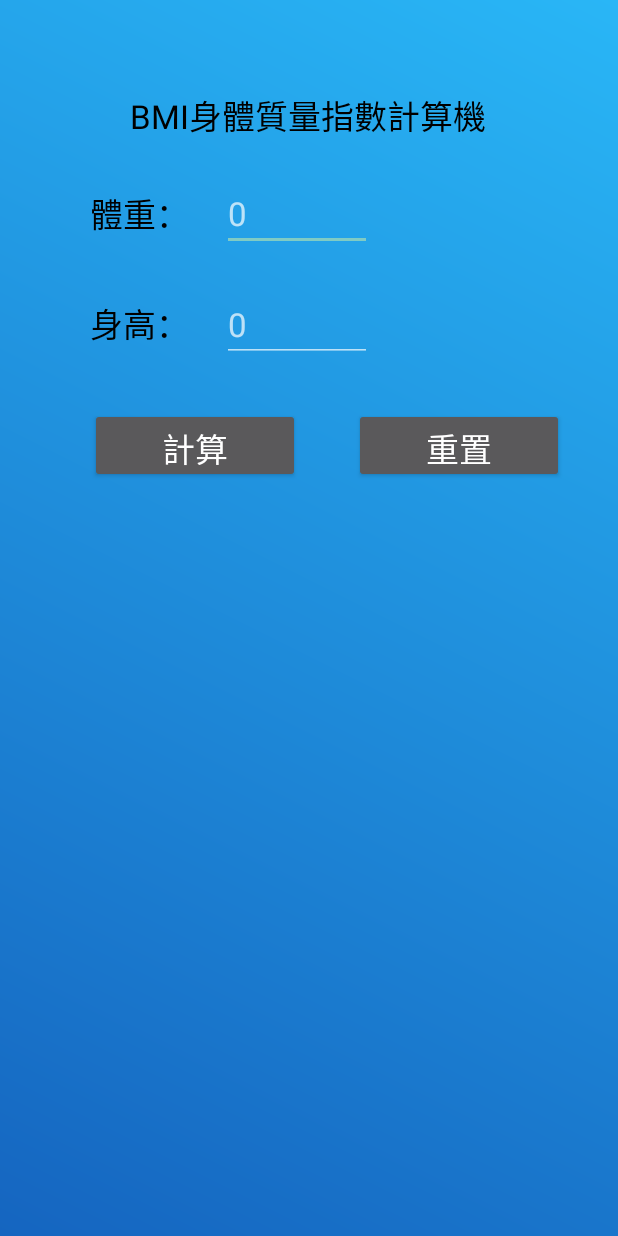
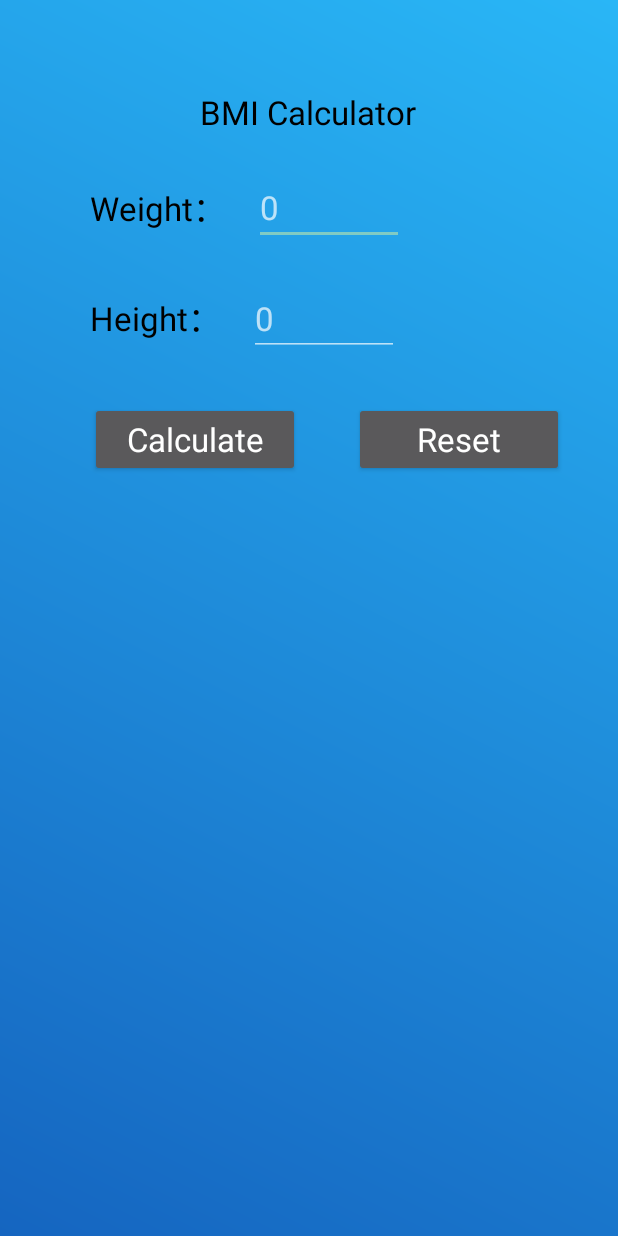
Before and after one commit to KlinJava/Bmi, an Android app built with Jetpack Compose: the layout activity_bmi.xml on its own in the app's theme, with its tools: preview values and no code run, on a phone screen of 412 x 824 dp. Run offline under Robolectric (Android 15) with nearby library versions, the phone set to English and light mode, and no system bars.

Commit message:
Add multi-lang

```diff
--- a/app/src/main/res/layout/activity_bmi.xml
+++ b/app/src/main/res/layout/activity_bmi.xml
@@ -12,7 +12,7 @@
         android:layout_width="wrap_content"
         android:layout_height="wrap_content"
         android:layout_marginTop="60dp"
-        android:text="BMI身體質量指數計算機"
+        android:text="@string/bmi_calculator"
         android:textAppearance="@style/TextAppearance.AppCompat.Large"
         android:textColor="@color/black"
         app:layout_constraintEnd_toEndOf="parent"
@@ -26,7 +26,7 @@
         android:layout_height="wrap_content"
         android:layout_marginStart="60dp"
         android:layout_marginTop="32dp"
-        android:text="體重："
+        android:text="@string/weight_title"
         android:textAppearance="@style/TextAppearance.AppCompat.Large"
         android:textColor="@color/black"
         app:layout_constraintStart_toStartOf="parent"
@@ -55,7 +55,7 @@
         android:layout_height="wrap_content"
         android:layout_marginStart="60dp"
         android:layout_marginTop="40dp"
-        android:text="身高："
+        android:text="@string/height_title"
         android:textAppearance="@style/TextAppearance.AppCompat.Large"
         android:textColor="@color/black"
         app:layout_constraintStart_toStartOf="parent"
@@ -85,7 +85,7 @@
         android:layout_marginStart="60dp"
         android:layout_marginTop="40dp"
         android:onClick="calculateBmi"
-        android:text="計算"
+        android:text="@string/calculate"
         android:textAppearance="@style/TextAppearance.AppCompat.Large"
         app:layout_constraintStart_toStartOf="parent"
         app:layout_constraintTop_toBottomOf="@+id/heightText" />
@@ -97,7 +97,7 @@
         android:layout_marginStart="32dp"
         android:layout_marginEnd="32dp"
         android:onClick="resetBmi"
-        android:text="重置"
+        android:text="@string/reset"
         android:textAppearance="@style/TextAppearance.AppCompat.Large"
         app:layout_constraintEnd_toEndOf="parent"
         app:layout_constraintStart_toEndOf="@+id/calculate"
--- a/app/src/main/res/values/strings.xml
+++ b/app/src/main/res/values/strings.xml
@@ -1,3 +1,13 @@
 <resources>
     <string name="app_name">Bmi</string>
+    <string name="bmi_calculator">BMI Calculator</string>
+    <string name="weight_title">Weight：</string>
+    <string name="height_title">Height：</string>
+    <string name="calculate">Calculate</string>
+    <string name="reset">Reset</string>
+    <string name="weight_height_value_arent_empty">The weight and height value are not empty</string>
+    <string name="your_bmi_is">Your BMI is</string>
+    <string name="bmi_result">BMI result</string>
+    <string name="bmi_error">BMI error</string>
+
 </resources>
```
Also changed, not shown: app/src/main/java/com/hank/bmi/BmiActivity.kt (+13 -5 lines), 1 other file.
